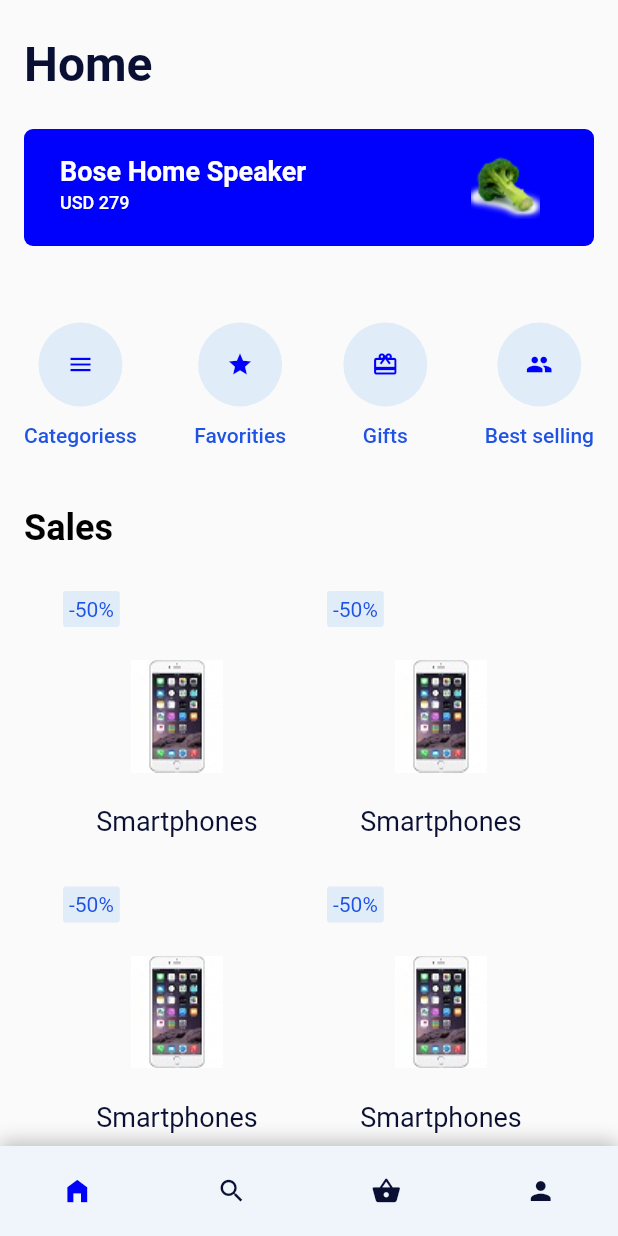
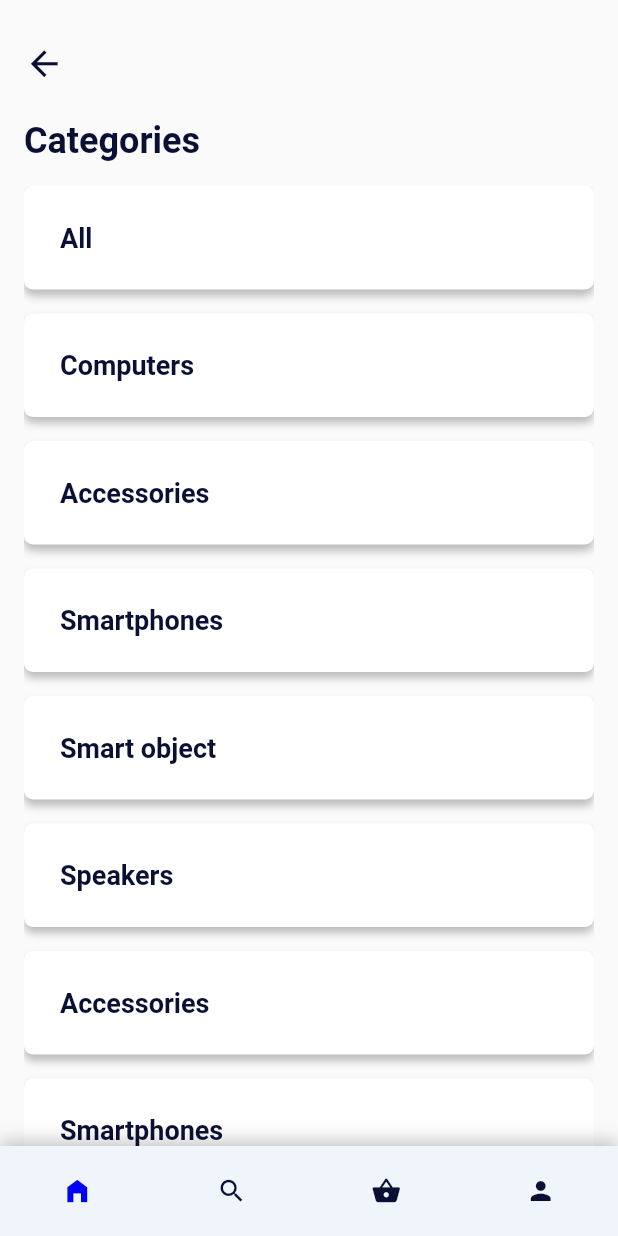
Before and after one commit to umit-turk/FlutterLearnECommerce, a Flutter app: the screen it shows after launch, after a tap on "Categoriess", on a phone screen of 412 x 824 dp. Run offline on Flutter 3.47's test engine with Material 2 defaults, Android fonts, the phone set to English and light mode, and no system bars.

Commit message:
categories page is created

```diff
--- /dev/null
+++ b/lib/categories.dart
@@ -0,0 +1,94 @@
+import 'package:flutter/material.dart';
+import 'package:flutter_application_1/components/bottomNavigation.dart';
+
+class CategoriesPage extends StatelessWidget {
+  final List<String> categories = [
+    "All",
+    "Computers",
+    "Accessories",
+    "Smartphones",
+    "Smart object",
+    "Speakers",
+    "Accessories",
+    "Smartphones",
+    "Smart object",
+    "Speakers",
+  ];
+
+  @override
+  Widget build(BuildContext context) {
+    return Scaffold(
+      body: SafeArea(
+          child: Stack(
+        children: [
+          Padding(
+            padding: const EdgeInsets.symmetric(horizontal: 16.0),
+            child: Column(
+              crossAxisAlignment: CrossAxisAlignment.start,
+              children: [
+                SizedBox(
+                  height: 29,
+                ),
+                //Geri ikonu
+                Icon(
+                  Icons.arrow_back,
+                  color: Color(0xFF0A1034),
+                  size: 27,
+                ),
+
+                //kategori baslik
+                SizedBox(
+                  height: 24,
+                ),
+                Text(
+                  "Categories",
+                  style: TextStyle(
+                      fontWeight: FontWeight.bold,
+                      fontSize: 24,
+                      color: Color(0xFF0A1034)),
+                ),
+                SizedBox(height: 16),
+
+                //kategoriler
+                Expanded(
+                  child: ListView(
+                    children: categories
+                        .map((String title) => buildCategory(title))
+                        .toList(),
+                  ),
+                )
+              ],
+            ),
+          ),
+          //bottomNavBar
+          bottomNavigationBar()
+        ],
+      )),
+    );
+  }
+
+  Widget buildCategory(String title) {
+    return Container(
+      padding: EdgeInsets.all(24.0),
+      margin: EdgeInsets.only(bottom: 16),
+      width: double.infinity,
+      decoration: BoxDecoration(
+          color: Colors.white,
+          borderRadius: BorderRadius.circular(6),
+          boxShadow: [
+            BoxShadow(
+              color: Colors.black.withOpacity(0.25),
+              blurRadius: 4,
+              offset: Offset(0, 4),
+            )
+          ]),
+      child: Text(
+        title,
+        style: TextStyle(
+            fontSize: 18,
+            fontWeight: FontWeight.w600,
+            color: Color(0xFF0A1034)),
+      ),
+    );
+  }
+}
--- /dev/null
+++ b/lib/components/bottomNavigation.dart
@@ -0,0 +1,37 @@
+import 'package:flutter/material.dart';
+
+Widget bottomNavigationBar() {
+  return Align(
+    alignment: Alignment.bottomCenter,
+    child: Container(
+      decoration: BoxDecoration(
+        boxShadow: [
+          BoxShadow(
+              offset: Offset(0, -3),
+              color: Colors.black.withOpacity(0.25),
+              blurRadius: 10)
+        ],
+        color: Color(0xFFEFF5FB),
+      ),
+      width: double.infinity,
+      padding: EdgeInsets.symmetric(vertical: 20),
+      child: Row(
+        mainAxisAlignment: MainAxisAlignment.spaceAround,
+        children: [
+          buildNavIcon(iconData: Icons.home_filled, active: true),
+          buildNavIcon(iconData: Icons.search, active: false),
+          buildNavIcon(iconData: Icons.shopping_basket, active: false),
+          buildNavIcon(iconData: Icons.person, active: false),
+        ],
+      ),
+    ),
+  );
+}
+
+Widget buildNavIcon({required IconData iconData, required bool active}) {
+  return Icon(
+    iconData,
+    size: 20,
+    color: Color(active ? 0xFF0001FC : 0xFF0A1034),
+  );
+}
--- a/lib/home.dart
+++ b/lib/home.dart
@@ -1,4 +1,6 @@
 import 'package:flutter/material.dart';
+import 'package:flutter_application_1/categories.dart';
+import 'package:flutter_application_1/components/bottomNavigation.dart';
 
 class HomaPage extends StatefulWidget {
   const HomaPage({Key? key}) : super(key: key);
@@ -32,7 +34,11 @@ class _HomaPageState extends State<HomaPage> {
                       mainAxisAlignment: MainAxisAlignment.spaceBetween,
                       children: [
                         //ilk eleman
-                        buildNavigation(text: "Categoriess", icon: Icons.menu),
+                        buildNavigation(
+                            text: "Categoriess",
+                            icon: Icons.menu,
+                            widget: CategoriesPage(),
+                            context: context),
                         //ikinci eleman
                         buildNavigation(text: "Favorities", icon: Icons.star),
                         //ucuncu eleman
@@ -124,43 +130,10 @@ class _HomaPageState extends State<HomaPage> {
             ),
 
             //BOTTTOM NAVIGATION BAR
-            Align(
-              alignment: Alignment.bottomCenter,
-              child: Container(
-                decoration: BoxDecoration(
-                  boxShadow: [
-                    BoxShadow(
-                        offset: Offset(0, -3),
-                        color: Colors.black.withOpacity(0.25),
-                        blurRadius: 10)
-                  ],
-                  color: Color(0xFFEFF5FB),
-                ),
-                width: double.infinity,
-                padding: EdgeInsets.symmetric(vertical: 20),
-                child: Row(
-                  mainAxisAlignment: MainAxisAlignment.spaceAround,
-                  children: [
-                    buildNavIcon(iconData: Icons.home_filled, active: true),
-                    buildNavIcon(iconData: Icons.search, active: false),
-                    buildNavIcon(
-                        iconData: Icons.shopping_basket, active: false),
-                    buildNavIcon(iconData: Icons.person, active: false),
-                  ],
-                ),
-              ),
-            ),
+            bottomNavigationBar(),
           ],
         ),
       ),
-    );
-  }
-
-  Widget buildNavIcon({required IconData iconData, required bool active}) {
-    return Icon(
-      iconData,
-      size: 20,
-      color: Color(active ? 0xFF0001FC : 0xFF0A1034),
     );
   }
 }
```
